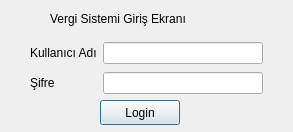
Above: design-files/logindialog.ui from xaprier/qt-taxing before the change. Below: the same form after it.
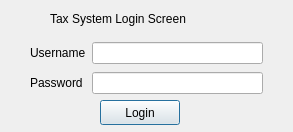
That is the form after the change.

Patch:
```diff
--- a/design-files/logindialog.ui
+++ b/design-files/logindialog.ui
@@ -23,7 +23,7 @@
     </rect>
    </property>
    <property name="text">
-    <string>Vergi Sistemi Giriş Ekranı</string>
+    <string>Tax System Login Screen</string>
    </property>
   </widget>
   <widget class="QPushButton" name="lgnBtn">
@@ -52,7 +52,7 @@
     <item row="0" column="0">
      <widget class="QLabel" name="label_2">
       <property name="text">
-       <string>Kullanıcı Adı</string>
+       <string>Username</string>
       </property>
       <property name="buddy">
        <cstring>usernameLine</cstring>
@@ -65,7 +65,7 @@
     <item row="1" column="0">
      <widget class="QLabel" name="label_3">
       <property name="text">
-       <string>Şifre</string>
+       <string>Password</string>
       </property>
      </widget>
     </item>
```
Left out of the diff: 2 changed lines with no effect on the pictures.
